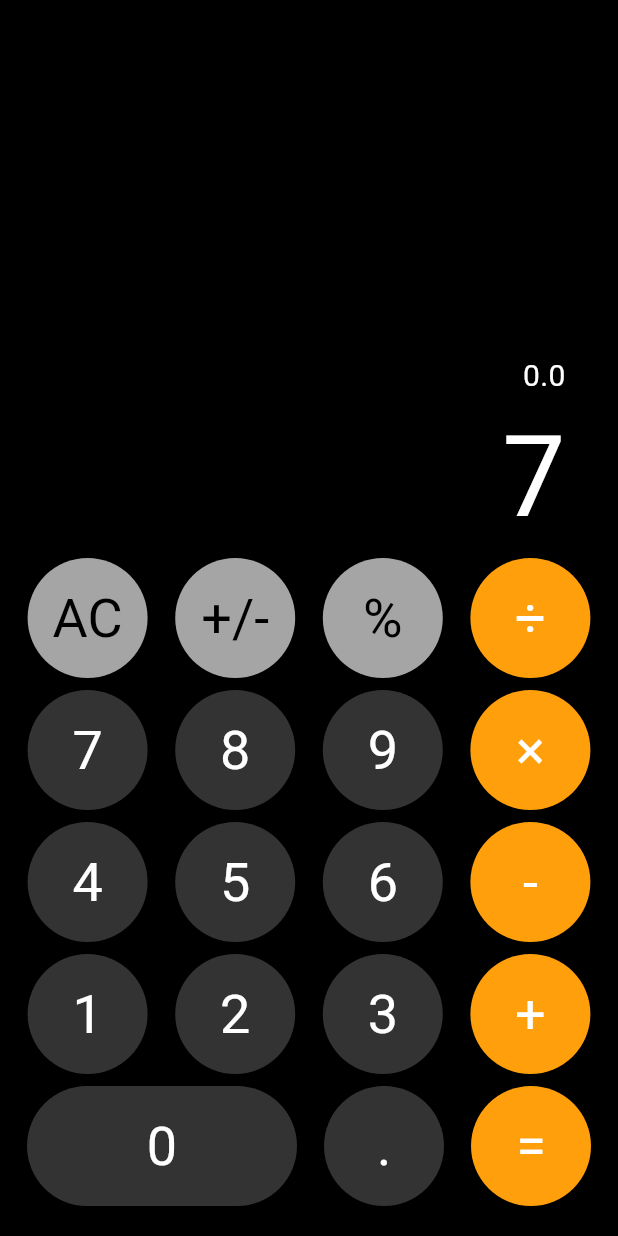
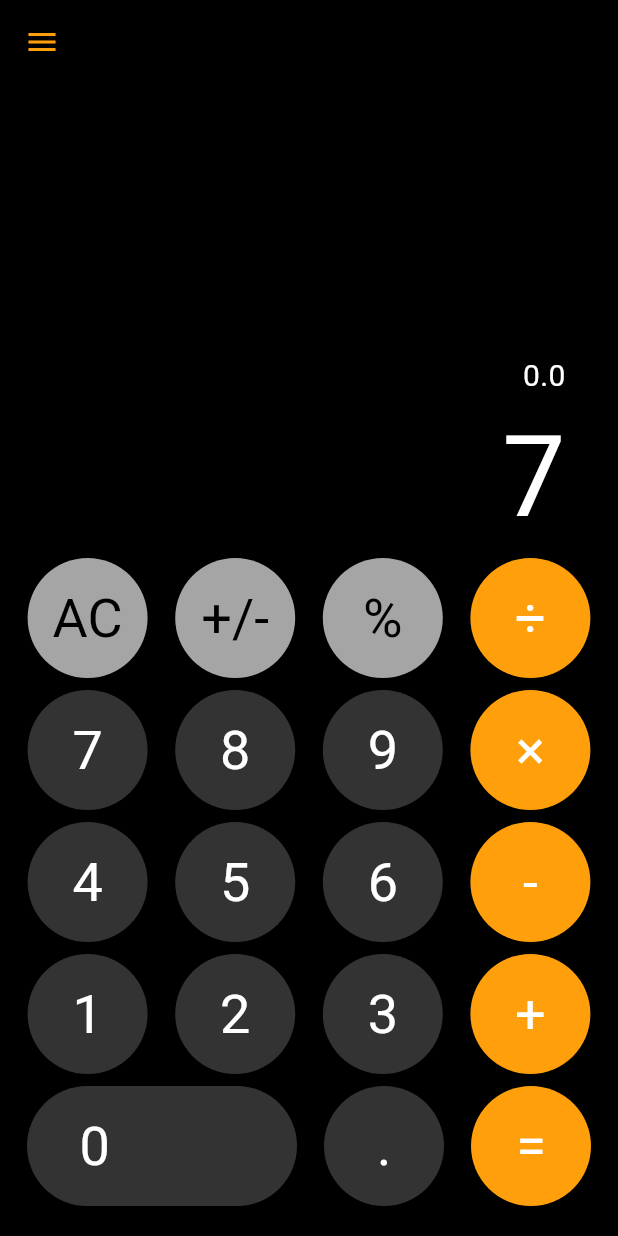
Before and after one commit to Muhammad-Hassaan-Farooq/flutter_demo, a Flutter app: the screen it shows after launch, after a tap on an icon or button, on a phone screen of 412 x 824 dp. Run offline on Flutter 3.47's test engine with Material 3 defaults, Android fonts, the light colour scheme and no system bars.

Commit message:
final commit

```diff
--- a/lib/main.dart
+++ b/lib/main.dart
@@ -1,31 +1,35 @@
 import 'package:flutter/material.dart';
 import 'package:flutter_demo/provider/calculator_provider.dart';
 import 'package:flutter_demo/views/calculator_app.dart';
+import 'package:flutter_demo/views/history.dart';
 import 'package:provider/provider.dart';
 
 void main() {
-    runApp( MultiProvider (providers: [
-                ChangeNotifierProvider(create: (_)=> CalculatorProvider())
-    ],
-    child:const MyApp())
-          );
+  runApp(MultiProvider(
+      providers: [ChangeNotifierProvider(create: (_) => CalculatorProvider())],
+      child: const MyApp()));
 }
 
-class MyApp extends StatelessWidget{
-
+class MyApp extends StatelessWidget {
   const MyApp({super.key});
 
   @override
   Widget build(BuildContext context) {
     return MaterialApp(
-
       title: 'Flutter Demo',
       theme: ThemeData(
-                        scaffoldBackgroundColor:  const Color(0xFF000000),
+        scaffoldBackgroundColor: const Color(0xFF000000),
         colorScheme: ColorScheme.fromSeed(seedColor: Colors.deepPurple),
         useMaterial3: true,
       ),
-                    home: const Scaffold(body: CalculatorApp(),),
+      home: Scaffold(
+        appBar: AppBar(
+          backgroundColor: Colors.black,
+            iconTheme:IconThemeData(color: Color(0xffff9f0b)),
+        ),
+        drawer: History(),
+        body: CalculatorApp(),
+      ),
     );
   }
 }
--- a/lib/provider/calculator_provider.dart
+++ b/lib/provider/calculator_provider.dart
@@ -1,9 +1,6 @@
 import 'package:flutter/material.dart';
 
 class CalculatorProvider with ChangeNotifier {
-
-
-
   List<String> _history = [];
 
   List<String> get history => _history;
@@ -13,64 +10,59 @@ class CalculatorProvider with ChangeNotifier {
   bool _isNewExpression = true;
   String _displayText = "";
   String get displayText {
-        if(_displayText == "") {return "0";}
-        else {return _displayText;}
+    if (_displayText == "") {
+      return "0";
+    } else {
+      return _displayText;
     }
+  }
+
   String _prevSymbol = "";
   double get previousNum => _previousNum;
 
+  List<String> operations = ["+", "-", "×", "÷", "=", "%"];
 
-    List<String> operations = ["+","-","×","÷","="];
-
-    void insert(String symbol){
-
+  void insert(String symbol) {
     if (operations.contains(symbol)) {
       handleOperation(symbol);
+    } else {
+      if (symbol == "AC") {
+        if (!_isNewExpression) {
+          _history.add(equation);
         }
-        else{
-            if(symbol == "AC"){
-                _history.add(equation);
         _displayText = "";
         equation = "";
         _previousNum = 0;
         _isNewExpression = true;
-            }
-            else if(operations.contains(symbol)){
-            }
-            else if(symbol == "0"){
+      } else if (operations.contains(symbol)) {
+      } else if (symbol == "0") {
         if (_displayText != "0" && _displayText.isNotEmpty) {
           _displayText += symbol;
         }
+      } else if (symbol == "+/-") {
+        if (_displayText == "0" || _displayText == "") {
+        } else if (_displayText.contains("-")) {
+          _displayText = _displayText.replaceAll("-", "");
+        } else {
+          _displayText = "-$_displayText";
         }
-            else if(symbol == "+/-"){
-                if (_displayText == "0" || _displayText == "") {
+      } else if (symbol == ".") {
+        if (!_displayText.contains(symbol)) {
+          _displayText += symbol;
         }
-                else   if (_displayText.contains("-")) {
-                    _displayText= _displayText.replaceAll("-", "");
-                }
-                else{
-                    _displayText = "-"+_displayText;
-                }
-            }
-            else if(symbol == "."){
-                if (!_displayText.contains(symbol)) {
-                    _displayText+=symbol;
-                }
-            }
-            else{
+      } else {
         _displayText += symbol;
       }
       notifyListeners();
     }
   }
 
-    void handleOperation(String symbol){
+  void handleOperation(String symbol) {
     if (_isNewExpression) {
-            equation +=_displayText;
-            equation +=symbol;
+      equation += _displayText;
+      equation += symbol;
 
       _isNewExpression = false;
-
 
       switch (symbol) {
         case "+":
@@ -93,17 +85,20 @@ class CalculatorProvider with ChangeNotifier {
           _displayText = "";
           _prevSymbol = "×";
           break;
+        case "%":
+          _previousNum = double.parse(_displayText) / 100;
+          _displayText = "";
+          _prevSymbol = "%";
+          break;
         case "=":
           _previousNum = double.parse(_displayText);
           _displayText = "";
           break;
         default:
       }
-
-        }
-        else{
-            equation +=_displayText;
-            equation +=symbol;
+    } else {
+      equation += _displayText;
+      equation += symbol;
       switch (symbol) {
         case "+":
           _previousNum = _previousNum + double.parse(_displayText);
@@ -125,6 +120,11 @@ class CalculatorProvider with ChangeNotifier {
           _displayText = "";
           _prevSymbol = "×";
           break;
+        case "%":
+          _previousNum = _previousNum / 100;
+          _displayText = "";
+          _prevSymbol = "%";
+          break;
         case "=":
           double tempNum = double.parse(_displayText);
           switch (_prevSymbol) {
@@ -141,12 +141,20 @@ class CalculatorProvider with ChangeNotifier {
               _previousNum = _previousNum * double.parse(_displayText);
               break;
           }
+          if (symbol == "=") {
+            equation += _previousNum.toString();
+          }
           _displayText = "";
           break;
         default:
       }
     }
-            print(equation);
+
+    notifyListeners();
+  }
+
+  void clearHistory() {
+    _history = [];
     notifyListeners();
   }
 }
--- a/lib/views/button.dart
+++ b/lib/views/button.dart
@@ -54,11 +54,11 @@ class ZeroButton extends StatelessWidget{
           },
       style: ElevatedButton.styleFrom(
         shape: StadiumBorder(),
-        padding: EdgeInsets.only(left: 68, top: 8, right: 68, bottom: 8),
+        padding: EdgeInsets.only(left: 35, top: 8, right: 68, bottom: 8),
         backgroundColor: bgColor,
           fixedSize: Size(180, 80)
       ),
-      child: Text(
+      child: Align(alignment: Alignment.centerLeft,child:Text(
         symbol,
         style: TextStyle(
           fontSize: 36,
@@ -66,7 +66,7 @@ class ZeroButton extends StatelessWidget{
           color:textColor
         ),
       ),
-    );
+    ));
 
   }
 }
--- a/lib/views/history.dart
+++ b/lib/views/history.dart
@@ -0,0 +1,49 @@
+import 'package:flutter/material.dart';
+import 'package:flutter_demo/provider/calculator_provider.dart';
+import 'package:provider/provider.dart';
+
+class History extends StatelessWidget {
+
+    const History({super.key});
+
+  @override
+  Widget build(BuildContext context) {
+    return Drawer(
+        backgroundColor: const Color(0xff343131),
+        child: Column(
+          children: [
+            const DrawerHeader(
+                child: Text(
+              "Calculation History",
+              style: TextStyle(color: Colors.white),
+            )),
+            Expanded(
+              child: Scrollbar(
+                thumbVisibility: true,
+                  child: ListView.builder(
+                      itemCount:
+                          context.watch<CalculatorProvider>().history.length,
+                      itemBuilder: (context, index) {
+                        List<String> history =
+                            context.watch<CalculatorProvider>().history;
+                        return Padding(
+                            padding: const EdgeInsets.all(8),
+                            child:Card(
+                          key: ValueKey(index),
+                          child: ListTile(
+                            title: Text(history[index]),
+                          ),
+                        ));
+                      })),
+            ),
+            Padding(
+              padding: const EdgeInsets.all(20),
+              child: ElevatedButton(
+                  onPressed: () {
+                        context.read<CalculatorProvider>().clearHistory();
+                      }, child: const Text("Clear History")),
+            )
+          ],
+        ));
+  }
+}
```
Lines whose indentation alone changed are shown as unchanged.
